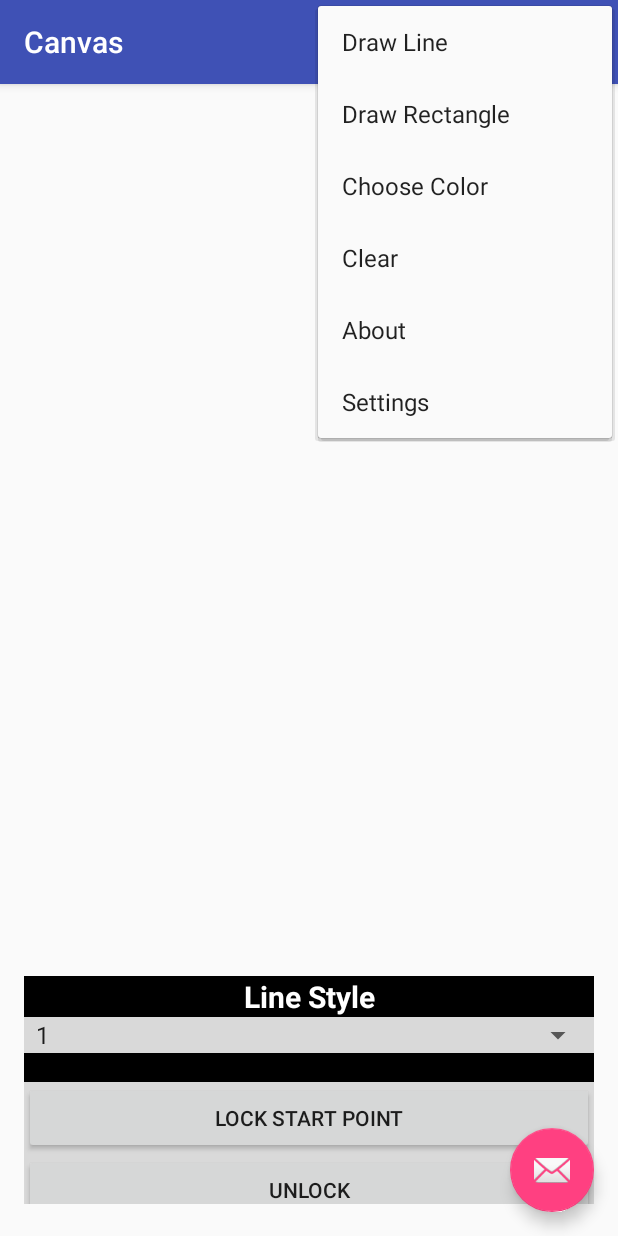
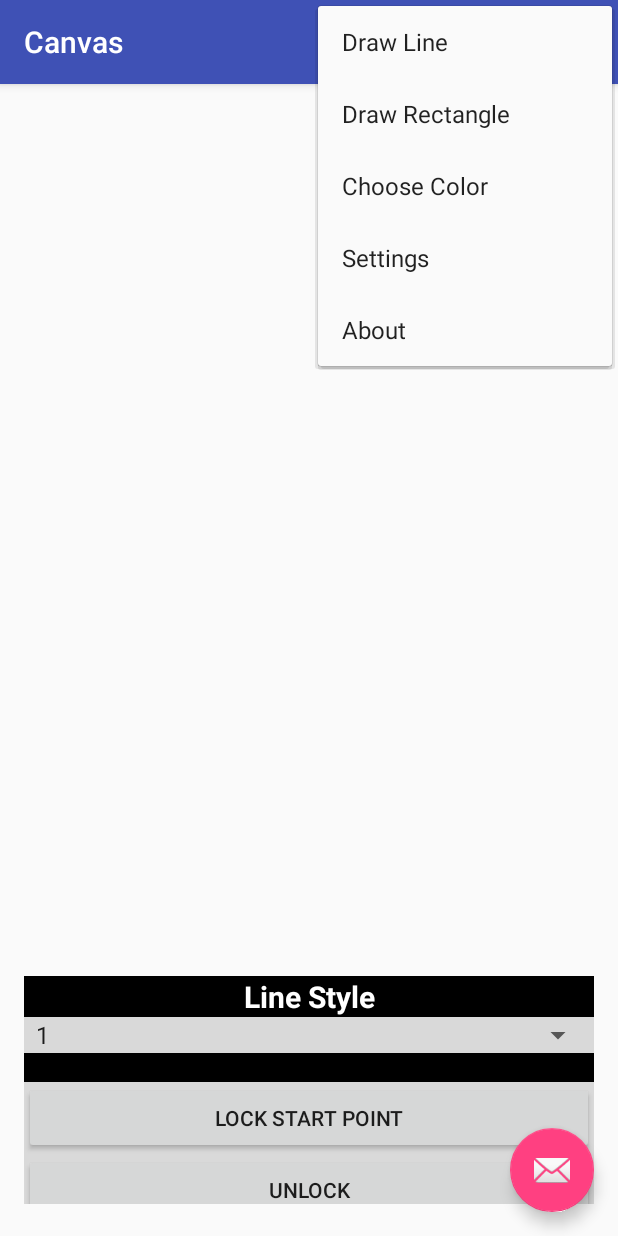
Before and after one commit to gary-larson/Canvas, an Android app: the screen it shows after launch (MainActivity), with the options menu open, on a phone screen of 412 x 824 dp. Run offline under Robolectric (Android 15) with nearby library versions, the phone set to English and light mode, and no system bars.

Commit message:
resolved issues

```diff
--- a/app/src/main/res/menu/menu_main.xml
+++ b/app/src/main/res/menu/menu_main.xml
@@ -9,29 +9,20 @@
         app:showAsAction="never" />
     <item
         android:id="@+id/action_line"
-
-        android:orderInCategory="40"
-        android:title="@string/action_line"
-        app:showAsAction="never" />
+        android:orderInCategory="50"
+        android:title="@string/action_line" />
     <item
         android:id="@+id/action_rectangle"
-        android:orderInCategory="50"
-        android:title="@string/action_rectangle"
-        app:showAsAction="never" />
-
+        android:orderInCategory="60"
+        android:title="@string/action_rectangle" />
     <item
         android:id="@+id/action_color"
-        android:orderInCategory="60"
+        android:orderInCategory="80"
         android:title="@string/action_color"
         app:showAsAction="never" />
     <item
-        android:id="@+id/action_clear"
-        android:orderInCategory="70"
-        android:title="@string/action_clear"
-        app:showAsAction="never" />
-    <item
         android:id="@+id/action_about"
-        android:orderInCategory="90"
+        android:orderInCategory="120"
         android:title="@string/action_about"
         app:showAsAction="never" />
 </menu>
```
